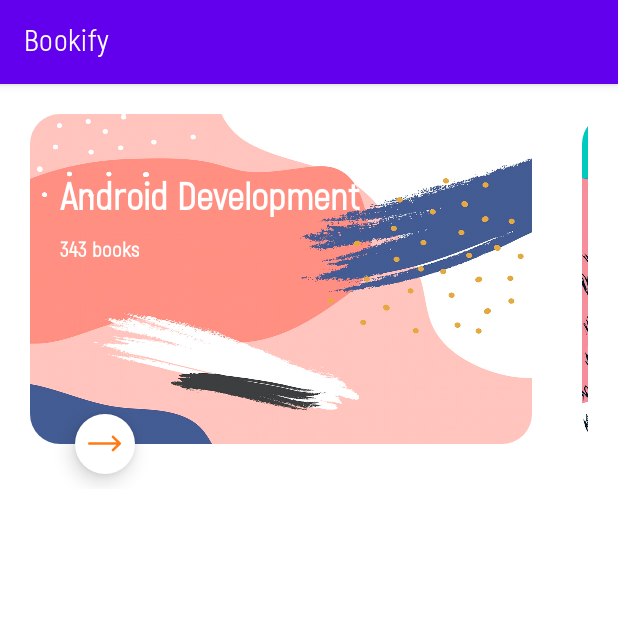
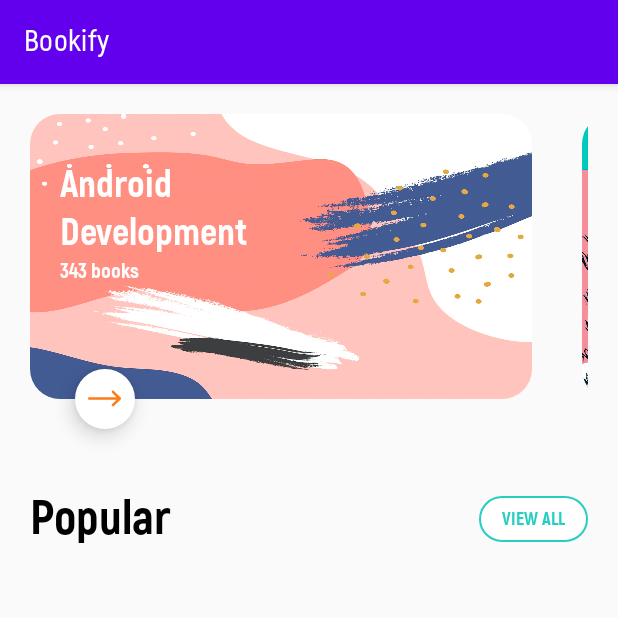
Before and after one commit to vhontar/bookify, an Android app: the screen it shows after launch (MainActivity), on a phone screen of 412 x 824 dp, the top half of it. Run offline under Robolectric (Android 15) with nearby library versions, the phone set to English and light mode, and no system bars; our stand-ins replace Dagger/Hilt's generated code, Picasso, data binding, paging; libraries missing offline, so code that uses them is left out: androidx.core.content, androidx.hilt, androidx.hilt.lifecycle; pictures from the network do not load; 3 statements that could not run were skipped.

Commit message:
make small changes to UI last search results, add Popular header and view all button

```diff
--- a/app/src/main/java/com/vhontar/bookify/volume/VolumesFragment.kt
+++ b/app/src/main/java/com/vhontar/bookify/volume/VolumesFragment.kt
@@ -30,6 +30,7 @@ class VolumesFragment : Fragment() {
 
     private var searchJob: Job? = null
 
+    // TODO Temporary provide some search results
     private val last4SearchRequests = arrayListOf(
         SearchRequest("Android Development", 343, R.drawable.cover_background_1),
         SearchRequest("Russian Classics", 504, R.drawable.cover_background_2),
@@ -46,6 +47,7 @@ class VolumesFragment : Fragment() {
         with(viewDataBinding) {
             rvVolumes.adapter = adapter
             vpBookShelves.adapter = LastSearchRequestsPagerAdapter(requireContext(), last4SearchRequests)
+            tvViewAll.setOnClickListener {  }
         }
 
         return viewDataBinding.root
@@ -57,45 +59,6 @@ class VolumesFragment : Fragment() {
         search("Android")
     }
 
-    private fun updateVolumeListFromInput() {
-        // TODO
-//        binding.searchRepo.text.trim().let {
-//            if (it.isNotEmpty()) {
-//                binding.list.scrollToPosition(0)
-//                search(it.toString())
-//            }
-//        }
-    }
-
-    private fun initSearch(query: String) {
-//        viewDataBinding.searchRepo.setOnEditorActionListener { _, actionId, _ ->
-//            if (actionId == EditorInfo.IME_ACTION_GO) {
-//                updateVolumeListFromInput()
-//                true
-//            } else {
-//                false
-//            }
-//        }
-//        viewDataBinding.searchRepo.setOnKeyListener { _, keyCode, event ->
-//            if (event.action == KeyEvent.ACTION_DOWN && keyCode == KeyEvent.KEYCODE_ENTER) {
-//                updateVolumeListFromInput()
-//                true
-//            } else {
-//                false
-//            }
-//        }
-//
-//        // Scroll to top when the list is refreshed from network.
-//        lifecycleScope.launch {
-//            adapter.loadStateFlow
-//                // Only emit when REFRESH LoadState for RemoteMediator changes.
-//                .distinctUntilChangedBy { it.refresh }
-//                // Only react to cases where Remote REFRESH completes i.e., NotLoading.
-//                .filter { it.refresh is LoadState.NotLoading }
-//                .collect { viewDataBinding.list.scrollToPosition(0) }
-//        }
-    }
-
     private fun search(query: String) {
         searchJob?.cancel()
         searchJob = lifecycleScope.launch {
--- /dev/null
+++ b/app/src/main/res/drawable/ic_baseline_search_24.xml
@@ -0,0 +1,5 @@
+<vector android:height="256dp" android:tint="?attr/colorControlNormal"
+    android:viewportHeight="24" android:viewportWidth="24"
+    android:width="256dp" xmlns:android="http://schemas.android.com/apk/res/android">
+    <path android:fillColor="@android:color/white" android:pathData="M15.5,14h-0.79l-0.28,-0.27C15.41,12.59 16,11.11 16,9.5 16,5.91 13.09,3 9.5,3S3,5.91 3,9.5 5.91,16 9.5,16c1.61,0 3.09,-0.59 4.23,-1.57l0.27,0.28v0.79l5,4.99L20.49,19l-4.99,-5zM9.5,14C7.01,14 5,11.99 5,9.5S7.01,5 9.5,5 14,7.01 14,9.5 11.99,14 9.5,14z"/>
+</vector>
--- /dev/null
+++ b/app/src/main/res/drawable/view_rounded_green.xml
@@ -0,0 +1,15 @@
+<?xml version="1.0" encoding="utf-8"?>
+<layer-list xmlns:android="http://schemas.android.com/apk/res/android">
+    <item>
+        <shape android:shape="rectangle">
+            <corners android:radius="20dp" />
+            <stroke
+                android:width="1.5dp"
+                android:color="@color/green" />
+
+            <gradient
+                android:endColor="@android:color/white"
+                android:startColor="@android:color/white" />
+        </shape>
+    </item>
+</layer-list>
--- /dev/null
+++ b/app/src/main/res/font/akrobat.xml
@@ -0,0 +1,14 @@
+<?xml version="1.0" encoding="utf-8"?>
+<font-family xmlns:android="http://schemas.android.com/apk/res/android">
+    <font android:fontWeight="700"
+        android:fontStyle="normal"
+        android:font="@font/akrobat_bold" />
+
+    <font android:fontWeight="400"
+        android:fontStyle="normal"
+        android:font="@font/akrobat_semibold" />
+
+    <font android:fontWeight="100"
+        android:fontStyle="normal"
+        android:font="@font/akrobat_regular" />
+</font-family>
--- a/app/src/main/res/layout/adapter_volume_item.xml
+++ b/app/src/main/res/layout/adapter_volume_item.xml
@@ -17,8 +17,8 @@
 
         <ImageView
             android:id="@+id/ivBookThumbnail"
-            android:layout_width="60dp"
-            android:layout_height="100dp"
+            android:layout_width="80dp"
+            android:layout_height="120dp"
             app:imageUrl="@{it.volumeInfo.imageLinks.smallThumbnail}"
             app:layout_constraintTop_toTopOf="parent"
             app:layout_constraintStart_toStartOf="parent"/>
@@ -28,8 +28,8 @@
             android:layout_height="wrap_content"
             android:orientation="vertical"
             android:layout_marginStart="@dimen/default_padding"
-            app:layout_constraintTop_toTopOf="parent"
-            app:layout_constraintBottom_toBottomOf="parent"
+            app:layout_constraintTop_toTopOf="@id/ivBookThumbnail"
+            app:layout_constraintBottom_toBottomOf="@id/ivBookThumbnail"
             app:layout_constraintEnd_toEndOf="parent"
             app:layout_constraintStart_toEndOf="@id/ivBookThumbnail">
 
@@ -41,7 +41,7 @@
                 android:maxLines="2"
                 android:ellipsize="end"
                 android:textStyle="bold"
-                android:textSize="18sp"
+                android:textSize="21sp"
                 android:textColor="@color/black"
                 app:layout_constraintTop_toTopOf="parent"
                 app:layout_constraintStart_toStartOf="parent"
@@ -52,7 +52,7 @@
                 android:layout_width="wrap_content"
                 android:layout_height="wrap_content"
                 android:textColor="@color/grey"
-                android:layout_marginTop="5dp"
+                android:textSize="16sp"
                 android:text="@{it.volumeInfo.getAuthor(context)}"
                 app:layout_constraintTop_toBottomOf="@id/tvBoolTitle"
                 app:layout_constraintStart_toStartOf="parent"
@@ -74,7 +74,7 @@
                 android:layout_height="wrap_content"
                 android:textColor="@color/yellow"
                 android:text="@{it.volumeInfo.averageRating + ``}"
-                android:textSize="14sp"
+                android:textSize="16sp"
                 android:layout_marginTop="5dp"
                 android:layout_marginStart="3dp"
                 app:layout_constraintBottom_toBottomOf="@id/tvBookStar"
@@ -85,7 +85,7 @@
 
         <View
             android:layout_width="0dp"
-            android:layout_height="1dp"
+            android:layout_height="0.5dp"
             android:background="@color/grey"
             android:layout_marginTop="10dp"
             android:layout_marginStart="20dp"
--- a/app/src/main/res/layout/fragment_volumes.xml
+++ b/app/src/main/res/layout/fragment_volumes.xml
@@ -6,7 +6,8 @@
     <androidx.constraintlayout.widget.ConstraintLayout
         android:layout_width="match_parent"
         android:layout_height="match_parent"
-        android:padding="@dimen/default_padding">
+        android:padding="@dimen/default_padding"
+        android:background="@color/light_background">
 
         <androidx.viewpager.widget.ViewPager
             android:id="@+id/vpBookShelves"
@@ -16,12 +17,43 @@
             app:layout_constraintTop_toTopOf="parent"
             tools:ignore="RtlSymmetry" />
 
+        <TextView
+            android:id="@+id/tvPopularHeader"
+            android:layout_width="wrap_content"
+            android:layout_height="wrap_content"
+            android:text="@string/popular"
+            android:textStyle="bold"
+            android:textSize="32sp"
+            android:textColor="@color/black"
+            android:includeFontPadding="false"
+            android:layout_marginTop="20dp"
+            app:layout_constraintTop_toBottomOf="@id/vpBookShelves"
+            app:layout_constraintStart_toStartOf="parent" />
+
+        <TextView
+            android:id="@+id/tvViewAll"
+            android:layout_width="wrap_content"
+            android:layout_height="wrap_content"
+            android:background="@drawable/view_rounded_green"
+            android:paddingStart="15dp"
+            android:paddingEnd="15dp"
+            android:paddingTop="7dp"
+            android:paddingBottom="7dp"
+            android:textColor="@color/green"
+            android:text="@string/view_all"
+            android:textSize="12sp"
+            android:textAllCaps="true"
+            android:textStyle="bold"
+            app:layout_constraintTop_toTopOf="@id/tvPopularHeader"
+            app:layout_constraintBottom_toBottomOf="@id/tvPopularHeader"
+            app:layout_constraintEnd_toEndOf="parent" />
+
         <androidx.recyclerview.widget.RecyclerView
             android:id="@+id/rvVolumes"
             android:layout_width="match_parent"
             android:layout_height="0dp"
             android:layout_marginTop="20dp"
-            app:layout_constraintTop_toBottomOf="@id/vpBookShelves"
+            app:layout_constraintTop_toBottomOf="@id/tvPopularHeader"
             app:layoutManager="androidx.recyclerview.widget.LinearLayoutManager" />
     </androidx.constraintlayout.widget.ConstraintLayout>
 </layout>
--- a/app/src/main/res/layout/pageradapter_last_search_request_item.xml
+++ b/app/src/main/res/layout/pageradapter_last_search_request_item.xml
@@ -35,7 +35,7 @@
             android:layout_width="200dp"
             android:layout_height="wrap_content"
             android:layout_marginStart="20dp"
-            android:layout_marginTop="40dp"
+            android:layout_marginTop="30dp"
             android:text="@{it.qSearch}"
             android:textColor="@color/white"
             android:textSize="25sp"
@@ -50,7 +50,6 @@
             android:id="@+id/tvBooksFound"
             android:layout_width="wrap_content"
             android:layout_height="wrap_content"
-            android:layout_marginTop="10dp"
             android:text="@{@string/books_found(it.booksCount)}"
             android:textColor="@color/white"
             android:textSize="14sp"
--- a/app/src/main/res/values-night/themes.xml
+++ b/app/src/main/res/values-night/themes.xml
@@ -12,6 +12,6 @@
         <!-- Status bar color. -->
         <item name="android:statusBarColor" tools:targetApi="l">?attr/colorPrimaryVariant</item>
         <!-- Customize your theme here. -->
-        <item name="android:fontFamily">@font/akrobat_regular</item>
+        <item name="android:fontFamily">@font/akrobat</item>
     </style>
 </resources>
--- a/app/src/main/res/values/colors.xml
+++ b/app/src/main/res/values/colors.xml
@@ -8,6 +8,8 @@
     <color name="black">#FF000000</color>
     <color name="white">#FFFFFFFF</color>
 
+    <color name="light_background">#FBFAFA</color>
     <color name="grey">#D3DAE2</color>
     <color name="yellow">#FD7C18</color>
+    <color name="green">#26CEC1</color>
 </resources>
--- a/app/src/main/res/values/dimens.xml
+++ b/app/src/main/res/values/dimens.xml
@@ -1,6 +1,6 @@
 <?xml version="1.0" encoding="utf-8"?>
 <resources>
     <dimen name="default_padding">20dp</dimen>
-    <dimen name="last_search_result_item_height">250dp</dimen>
-    <dimen name="last_search_result_cover_height">220dp</dimen>
+    <dimen name="last_search_result_item_height">230dp</dimen>
+    <dimen name="last_search_result_cover_height">190dp</dimen>
 </resources>
--- a/app/src/main/res/values/strings.xml
+++ b/app/src/main/res/values/strings.xml
@@ -9,6 +9,8 @@
 
     <!-- volumes -->
     <string name="books_found">%1$d books</string>
+    <string name="popular">Popular</string>
+    <string name="view_all">View all</string>
 
     <!-- other -->
     <string name="not_found">Not Found</string>
--- a/app/src/main/res/values/themes.xml
+++ b/app/src/main/res/values/themes.xml
@@ -12,6 +12,6 @@
         <!-- Status bar color. -->
         <item name="android:statusBarColor" tools:targetApi="l">?attr/colorPrimaryVariant</item>
         <!-- Customize your theme here. -->
-        <item name="android:fontFamily">@font/akrobat_regular</item>
+        <item name="android:fontFamily">@font/akrobat</item>
     </style>
 </resources>
```
Also changed, not shown: app/src/main/res/font/akrobat_bold.otf (added), app/src/main/res/font/akrobat_semibold.otf (added).
